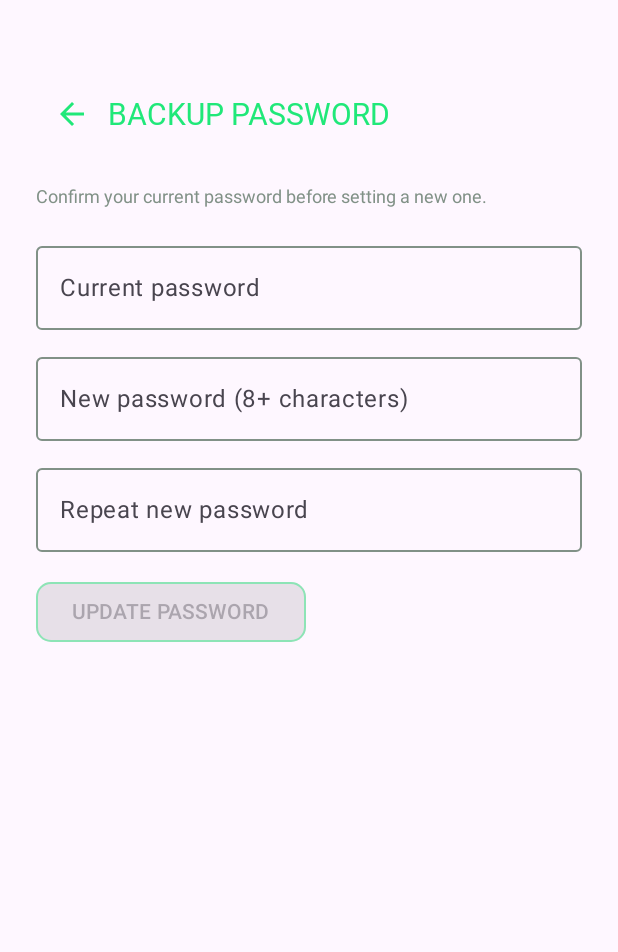
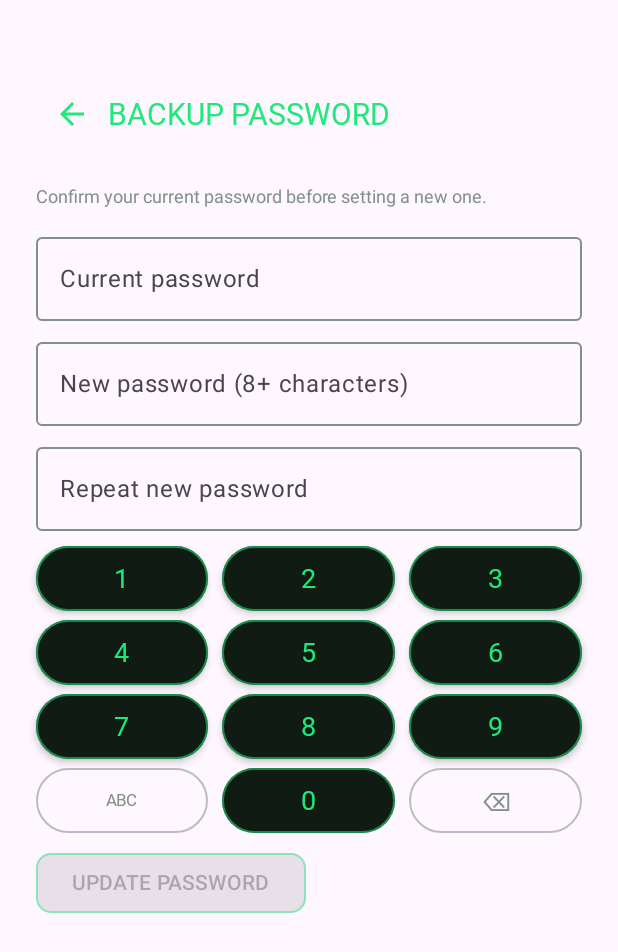
Before and after one commit to Merikqq9/Ip_vault, an Android app built with Jetpack Compose: the composable WhitelistScreen called with empty values, after a tap on "CHANGE BACKUP PASSWORD", on a phone screen of 412 x 824 dp. Shown: the top 952 px of the screen. Run offline under Robolectric (Android 15) with nearby library versions, the phone set to English and light mode, and no system bars; Roboto replaces fonts that are not available here.

Commit message:
Keep setup password visible and add custom keypad to password settings

```diff
--- a/app/src/main/java/com/ipvault/MainActivity.kt
+++ b/app/src/main/java/com/ipvault/MainActivity.kt
@@ -474,17 +474,85 @@ private fun WhitelistScreen(
                 Text("Merik", color=Color.White, fontSize=14.sp, fontFamily=VaultFont)
             }
             "password" -> {
+                var activePasswordField by rememberSaveable { mutableStateOf("current") }
+                var textMode by rememberSaveable { mutableStateOf(false) }
+                fun appendPasswordDigit(digit: String) {
+                    when (activePasswordField) {
+                        "current" -> if (oldPassword.length < 128) oldPassword += digit
+                        "new" -> if (newPassword.length < 128) newPassword += digit
+                        else -> if (confirmPassword.length < 128) confirmPassword += digit
+                    }
+                }
+                fun erasePasswordDigit() {
+                    when (activePasswordField) {
+                        "current" -> if (oldPassword.isNotEmpty()) oldPassword = oldPassword.dropLast(1)
+                        "new" -> if (newPassword.isNotEmpty()) newPassword = newPassword.dropLast(1)
+                        else -> if (confirmPassword.isNotEmpty()) confirmPassword = confirmPassword.dropLast(1)
+                    }
+                }
                 Text(tr("Confirm your current password before setting a new one."), color=Muted, fontSize=12.sp)
-                Spacer(Modifier.height(18.dp))
-                OutlinedTextField(oldPassword,{oldPassword=it},modifier=Modifier.fillMaxWidth(),label={Text(tr("Current password"))},singleLine=true,visualTransformation=PasswordVisualTransformation(),colors=vaultFieldColors())
+                Spacer(Modifier.height(12.dp))
+                if (textMode) {
+                    OutlinedTextField(oldPassword,{oldPassword=it},modifier=Modifier.fillMaxWidth(),label={Text(tr("Current password"))},singleLine=true,visualTransformation=PasswordVisualTransformation(),colors=vaultFieldColors())
+                    Spacer(Modifier.height(7.dp))
+                    OutlinedTextField(newPassword,{newPassword=it},modifier=Modifier.fillMaxWidth(),label={Text(tr("New password (8+ characters)"))},singleLine=true,visualTransformation=PasswordVisualTransformation(),colors=vaultFieldColors())
+                    Spacer(Modifier.height(7.dp))
+                    OutlinedTextField(confirmPassword,{confirmPassword=it},modifier=Modifier.fillMaxWidth(),label={Text(tr("Repeat new password"))},singleLine=true,visualTransformation=PasswordVisualTransformation(),colors=vaultFieldColors())
+                    TextButton(onClick={textMode=false}) { Text("123",color=Green,fontFamily=VaultFont) }
+                } else {
+                    @Composable fun passwordSlot(value:String,label:String,field:String) {
+                        Box(Modifier.fillMaxWidth()) {
+                            OutlinedTextField(
+                                value="• ".repeat(value.length).trim(), onValueChange={}, readOnly=true,
+                                modifier=Modifier.fillMaxWidth(), label={Text(tr(label))}, singleLine=true,
+                                colors=vaultFieldColors(),
+                                textStyle=TextStyle(fontFamily=VaultFont,color=Green,letterSpacing=2.sp)
+                            )
+                            Box(Modifier.matchParentSize().clickable { activePasswordField=field })
+                        }
+                    }
+                    passwordSlot(oldPassword,"Current password","current")
+                    Spacer(Modifier.height(6.dp))
+                    passwordSlot(newPassword,"New password (8+ characters)","new")
+                    Spacer(Modifier.height(6.dp))
+                    passwordSlot(confirmPassword,"Repeat new password","confirm")
+                    Spacer(Modifier.height(9.dp))
+                    val keypadRows=listOf(listOf("1","2","3"),listOf("4","5","6"),listOf("7","8","9"))
+                    Column(Modifier.fillMaxWidth(),horizontalAlignment=Alignment.CenterHorizontally,verticalArrangement=Arrangement.spacedBy(6.dp)) {
+                        keypadRows.forEach { row ->
+                            Row(Modifier.fillMaxWidth(),horizontalArrangement=Arrangement.spacedBy(9.dp)) {
+                                row.forEach { digit ->
+                                    Button(onClick={appendPasswordDigit(digit)},modifier=Modifier.weight(1f).height(43.dp),
+                                        shape=androidx.compose.foundation.shape.CircleShape,
+                                        colors=ButtonDefaults.buttonColors(containerColor=Color(0xFF101B14),contentColor=Green),
+                                        border=BorderStroke(1.dp,Green.copy(alpha=.55f)),
+                                        elevation=ButtonDefaults.buttonElevation(defaultElevation=3.dp,pressedElevation=0.dp)
+                                    ) { Text(digit,fontFamily=VaultFont,fontSize=18.sp) }
+                                }
+                            }
+                        }
+                        Row(Modifier.fillMaxWidth(),horizontalArrangement=Arrangement.spacedBy(9.dp)) {
+                            OutlinedButton(onClick={textMode=true},modifier=Modifier.weight(1f).height(43.dp),
+                                shape=androidx.compose.foundation.shape.CircleShape,border=BorderStroke(1.dp,Muted.copy(alpha=.55f))
+                            ) { Text("ABC",fontFamily=VaultFont,color=Muted,fontSize=11.sp) }
+                            Button(onClick={appendPasswordDigit("0")},modifier=Modifier.weight(1f).height(43.dp),
+                                shape=androidx.compose.foundation.shape.CircleShape,
+                                colors=ButtonDefaults.buttonColors(containerColor=Color(0xFF101B14),contentColor=Green),
+                                border=BorderStroke(1.dp,Green.copy(alpha=.55f))
+                            ) { Text("0",fontFamily=VaultFont,fontSize=18.sp) }
+                            OutlinedButton(onClick={erasePasswordDigit()},modifier=Modifier.weight(1f).height(43.dp),
+                                shape=androidx.compose.foundation.shape.CircleShape,border=BorderStroke(1.dp,Muted.copy(alpha=.55f))
+                            ) { Text("⌫",fontFamily=VaultFont,color=Muted,fontSize=17.sp) }
+                        }
+                    }
+                }
                 Spacer(Modifier.height(10.dp))
-                OutlinedTextField(newPassword,{newPassword=it},modifier=Modifier.fillMaxWidth(),label={Text(tr("New password (8+ characters)"))},singleLine=true,visualTransformation=PasswordVisualTransformation(),colors=vaultFieldColors())
-                Spacer(Modifier.height(10.dp))
-                OutlinedTextField(confirmPassword,{confirmPassword=it},modifier=Modifier.fillMaxWidth(),label={Text(tr("Repeat new password"))},singleLine=true,visualTransformation=PasswordVisualTransformation(),colors=vaultFieldColors())
-                Spacer(Modifier.height(16.dp))
-                Button(onClick={changePassword(oldPassword,newPassword);oldPassword="";newPassword="";confirmPassword=""},
+                Button(onClick={changePassword(oldPassword,newPassword);oldPassword="";newPassword="";confirmPassword="";activePasswordField="current"},
                     enabled=oldPassword.isNotEmpty()&&newPassword.length>=8&&newPassword==confirmPassword,
-                    colors=ButtonDefaults.buttonColors(containerColor=Green,contentColor=Black),shape=RoundedCornerShape(10.dp),border=BorderStroke(1.dp,Green.copy(alpha=.45f)),elevation=ButtonDefaults.buttonElevation(defaultElevation=4.dp,pressedElevation=1.dp)){Text(tr("UPDATE PASSWORD"))}
+                    colors=ButtonDefaults.buttonColors(containerColor=Green,contentColor=Black),shape=RoundedCornerShape(10.dp),
+                    border=BorderStroke(1.dp,Green.copy(alpha=.45f)),
+                    elevation=ButtonDefaults.buttonElevation(defaultElevation=4.dp,pressedElevation=1.dp)
+                ) { Text(tr("UPDATE PASSWORD")) }
             }
             "language" -> {
                 Text(tr("LANGUAGE"), color=Muted, fontSize=10.sp, letterSpacing=2.sp)
@@ -553,7 +621,7 @@ private fun WhitelistScreen(
         }else{
             Box(Modifier.fillMaxWidth()){
                 OutlinedTextField(
-                    value=if(activeField=="password")"• ".repeat(password.length).trim() else "",
+                    value="• ".repeat(password.length).trim(),
                     onValueChange={},readOnly=true,modifier=Modifier.fillMaxWidth(),
                     label={Text(tr("Backup password"))},singleLine=true,colors=vaultFieldColors(),
                     textStyle=TextStyle(fontFamily=VaultFont,color=Green,letterSpacing=2.sp)
@@ -563,7 +631,7 @@ private fun WhitelistScreen(
             Spacer(Modifier.height(7.dp))
             Box(Modifier.fillMaxWidth()){
                 OutlinedTextField(
-                    value=if(activeField=="confirm")"• ".repeat(confirm.length).trim() else "",
+                    value="• ".repeat(confirm.length).trim(),
                     onValueChange={},readOnly=true,modifier=Modifier.fillMaxWidth(),
                     label={Text(tr("Repeat new password"))},singleLine=true,colors=vaultFieldColors(),
                     textStyle=TextStyle(fontFamily=VaultFont,color=Green,letterSpacing=2.sp)
```
